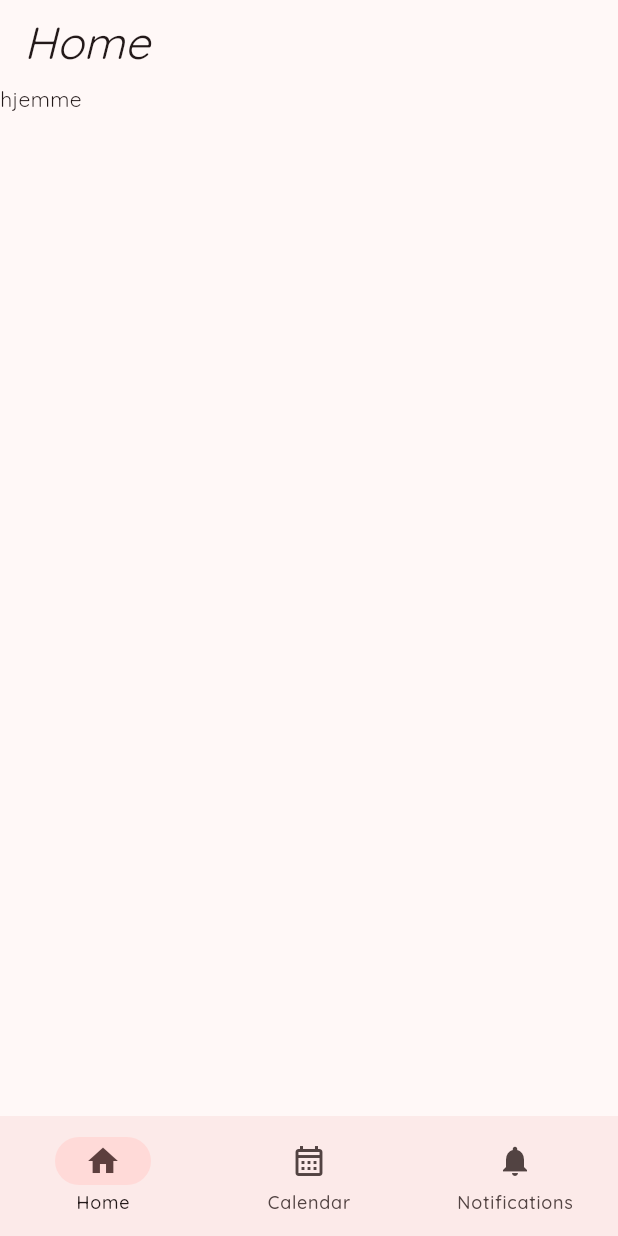
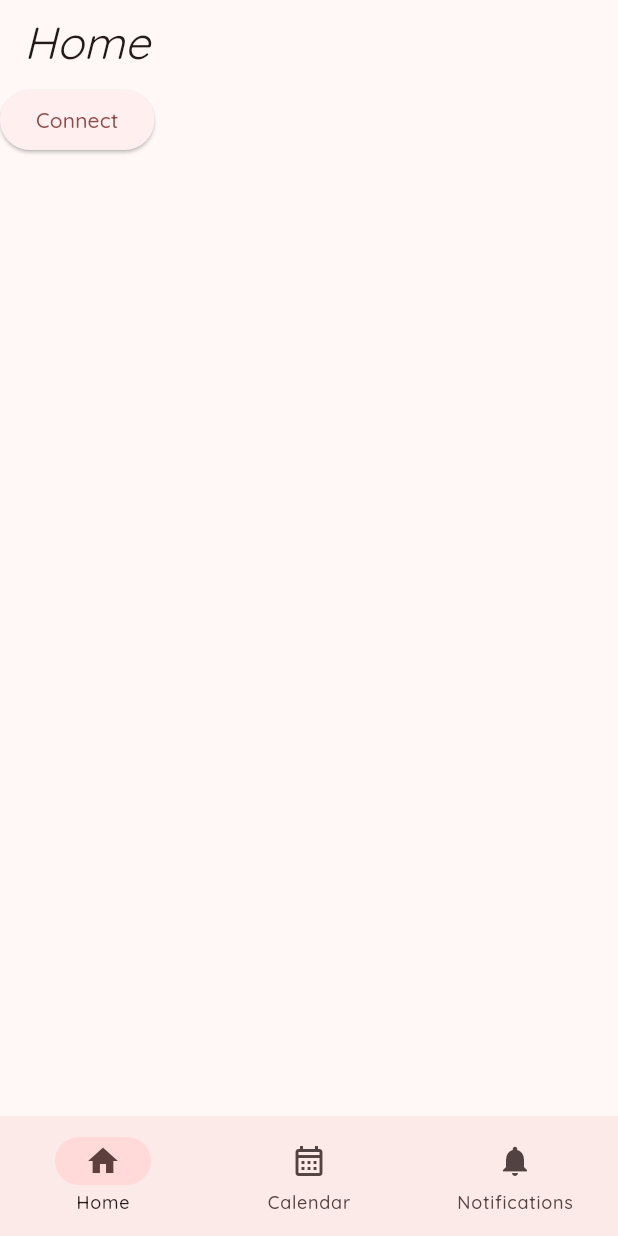
Before and after one commit to ellenritterbusch/urinary_incontinence_application, a Flutter app: the screen it shows after launch, on a phone screen of 412 x 824 dp. Run offline on Flutter 3.47's test engine with Material 3 defaults, Android fonts, the phone set to English and light mode, and no system bars; our stand-ins replace google_fonts, table_calendar.

Commit message:
knap hvor der står connect

```diff
--- a/lib/Home/HomePage.dart
+++ b/lib/Home/HomePage.dart
@@ -8,14 +8,18 @@ class HomePage extends StatefulWidget {
 }
 
 class _HomePageState extends State<HomePage> {
+
   @override
   Widget build(BuildContext context) {
      return Scaffold(
       appBar: AppBar(
         title: const Text("Home"),
       ),
+      body:
+      ElevatedButton(
+        onPressed: () {},
+        child: const Text('Connect'),
+    ))  ;
 
-      body: const Text('hjemme'),
-    );
   }
 }
```
